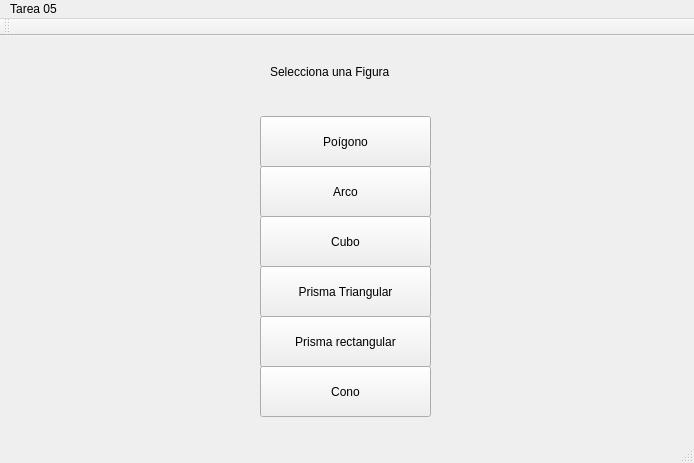
Above: mainwindow.ui from iKrikor/Tarea5-TransformacionesQt- before the change. Below: the same form after it.
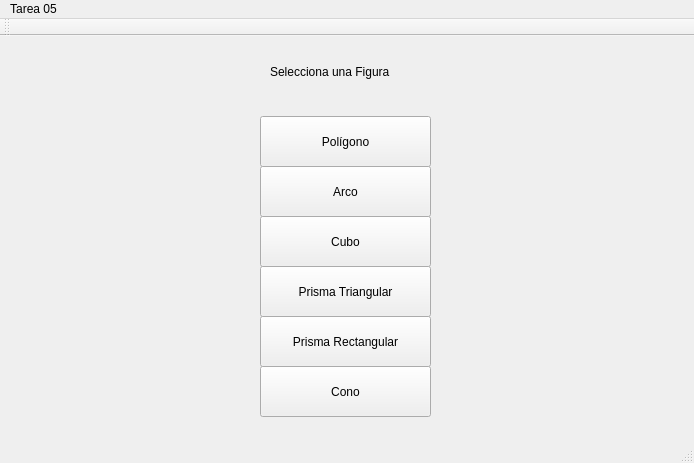
That is the form after the change.

Diff of the .ui file:
```diff
--- a/mainwindow.ui
+++ b/mainwindow.ui
@@ -24,7 +24,7 @@
      </rect>
     </property>
     <property name="text">
-     <string>Poígono</string>
+     <string>Polígono</string>
     </property>
    </widget>
    <widget class="QPushButton" name="pushButton_2">
@@ -89,7 +89,7 @@
      </rect>
     </property>
     <property name="text">
-     <string>Prisma rectangular</string>
+     <string>Prisma Rectangular</string>
     </property>
    </widget>
    <widget class="QPushButton" name="pushButton_6">
```
